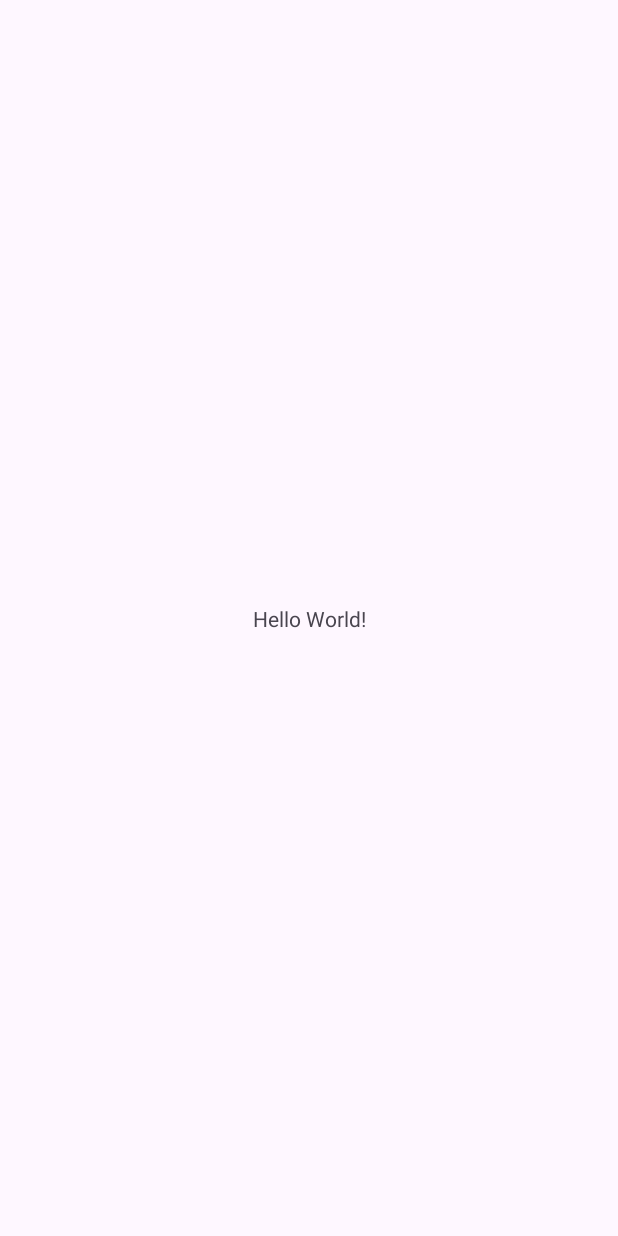
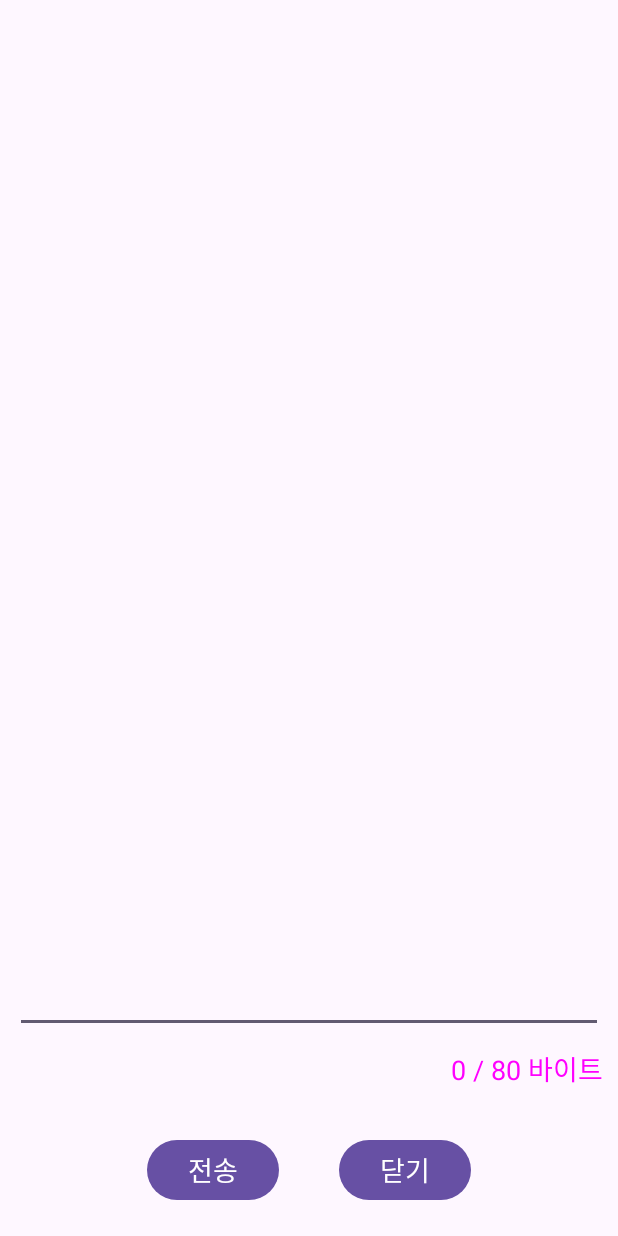
Before and after one commit to pchyuk/AndroidStudioProjects, an Android app: the screen it shows after launch (MainActivity), on a phone screen of 412 x 824 dp. Before the commit the screen is almost empty. Run offline under Robolectric (Android 15) with nearby library versions, the phone set to English and light mode, and no system bars.

Commit message:
230117
Study_04

```diff
--- a/Study_04/app/src/main/java/com/example/study_04/MainActivity.java
+++ b/Study_04/app/src/main/java/com/example/study_04/MainActivity.java
@@ -1,14 +1,75 @@
 package com.example.study_04;
+
+import android.os.Bundle;
+import android.text.Editable;
+import android.text.TextWatcher;
+import android.view.View;
+import android.widget.Button;
+import android.widget.EditText;
+import android.widget.TextView;
+import android.widget.Toast;
 
 import androidx.appcompat.app.AppCompatActivity;
 
-import android.os.Bundle;
+import java.io.UnsupportedEncodingException;
 
 public class MainActivity extends AppCompatActivity {
+    EditText inputMessage;
+    TextView inputCount;
 
     @Override
     protected void onCreate(Bundle savedInstanceState) {
         super.onCreate(savedInstanceState);
         setContentView(R.layout.activity_main);
+
+        inputMessage = findViewById(R.id.inputMessage);
+        inputCount = findViewById(R.id.inputCount);
+
+
+        Button sendButton = findViewById(R.id.sendButton);
+        sendButton.setOnClickListener(new View.OnClickListener() {
+            public void onClick(View v) {
+                String message = inputMessage.getText().toString();
+                Toast.makeText(getApplicationContext(), "전송할 메시지 : " + message, Toast.LENGTH_LONG).show();
+            }
+        });
+
+        Button closeButton = findViewById(R.id.closeButton);
+        closeButton.setOnClickListener(new View.OnClickListener() {
+            public void onClick(View v) {
+                finish();
+            }
+        });
+
+        TextWatcher watcher = new TextWatcher() {
+            public void onTextChanged(CharSequence str, int start, int before, int count) {
+                byte[] bytes = null;
+                try {
+                    bytes = str.toString().getBytes("KSC5601");
+                    int strCount = bytes.length;
+                    inputCount.setText(strCount + " / 80바이트");
+                } catch(UnsupportedEncodingException ex) {
+                    ex.printStackTrace();
+                }
+            }
+
+            public void beforeTextChanged(CharSequence s, int start, int count, int after) {
+
+            }
+
+            public void afterTextChanged(Editable strEditable) {
+                String str = strEditable.toString();
+                try {
+                    byte[] strBytes = str.getBytes("KSC5601");
+                    if(strBytes.length > 80) {
+                        strEditable.delete(strEditable.length()-2, strEditable.length()-1);
+                    }
+                } catch(Exception ex) {
+                    ex.printStackTrace();
+                }
+            }
+        };
+
+        inputMessage.addTextChangedListener(watcher);
     }
 }
--- a/Study_04/app/src/main/res/layout/activity_main.xml
+++ b/Study_04/app/src/main/res/layout/activity_main.xml
@@ -1,18 +1,78 @@
-<?xml version="1.0" encoding="utf-8"?>
-<androidx.constraintlayout.widget.ConstraintLayout xmlns:android="http://schemas.android.com/apk/res/android"
-    xmlns:app="http://schemas.android.com/apk/res-auto"
-    xmlns:tools="http://schemas.android.com/tools"
+<RelativeLayout xmlns:android="http://schemas.android.com/apk/res/android"
     android:layout_width="match_parent"
-    android:layout_height="match_parent"
-    tools:context=".MainActivity">
+    android:layout_height="match_parent" >
 
-    <TextView
-        android:layout_width="wrap_content"
+    <RelativeLayout
+        android:id="@+id/inputlayout"
+        android:layout_width="match_parent"
+        android:layout_height="match_parent"
+        android:layout_alignParentTop="true"
+        android:layout_above="@+id/buttonLayout"
+        >
+
+        <EditText
+            android:id="@+id/inputMessage"
+            android:layout_width="match_parent"
+            android:layout_height="match_parent"
+            android:layout_above="@+id/inputCount"
+            android:layout_alignParentTop="true"
+            android:layout_marginLeft="10dp"
+            android:layout_marginRight="10dp"
+            android:cacheColorHint="#00000000"
+            android:gravity="top"
+            android:listSelector="#00000000"
+            android:maxLength="80"
+            android:textSize="24sp" />
+
+        <TextView
+            android:id="@+id/inputCount"
+            android:layout_width="wrap_content"
+            android:layout_height="wrap_content"
+            android:layout_alignParentBottom="true"
+            android:layout_alignParentRight="true"
+            android:text="0 / 80 바이트"
+            android:textColor="#ffff00ff"
+            android:layout_marginRight="10dp"
+            android:layout_marginTop="10dp"
+            android:layout_marginBottom="10dp"
+            android:textSize="18sp"
+            />
+
+    </RelativeLayout>
+    <LinearLayout
+        android:id="@+id/buttonLayout"
+        android:orientation="vertical"
+        android:layout_width="match_parent"
         android:layout_height="wrap_content"
-        android:text="Hello World!"
-        app:layout_constraintBottom_toBottomOf="parent"
-        app:layout_constraintEnd_toEndOf="parent"
-        app:layout_constraintStart_toStartOf="parent"
-        app:layout_constraintTop_toTopOf="parent" />
+        android:layout_alignParentBottom="true"
+        >
+        <LinearLayout
+            android:orientation="horizontal"
+            android:layout_width="wrap_content"
+            android:layout_height="wrap_content"
+            android:layout_gravity="center_horizontal"
+            >
 
-</androidx.constraintlayout.widget.ConstraintLayout>
+            <Button
+                android:id="@+id/sendButton"
+                android:layout_width="wrap_content"
+                android:layout_height="wrap_content"
+                android:layout_margin="20dp"
+                android:paddingLeft="20dp"
+                android:paddingRight="20dp"
+                android:text="전송"
+                android:textSize="18sp" />
+            <Button
+                android:id="@+id/closeButton"
+                android:layout_width="wrap_content"
+                android:layout_height="wrap_content"
+                android:layout_margin="20dp"
+                android:paddingLeft="20dp"
+                android:paddingRight="20dp"
+                android:text="닫기"
+                android:textSize="18sp"
+                />
+        </LinearLayout>
+    </LinearLayout>
+
+</RelativeLayout>
```
